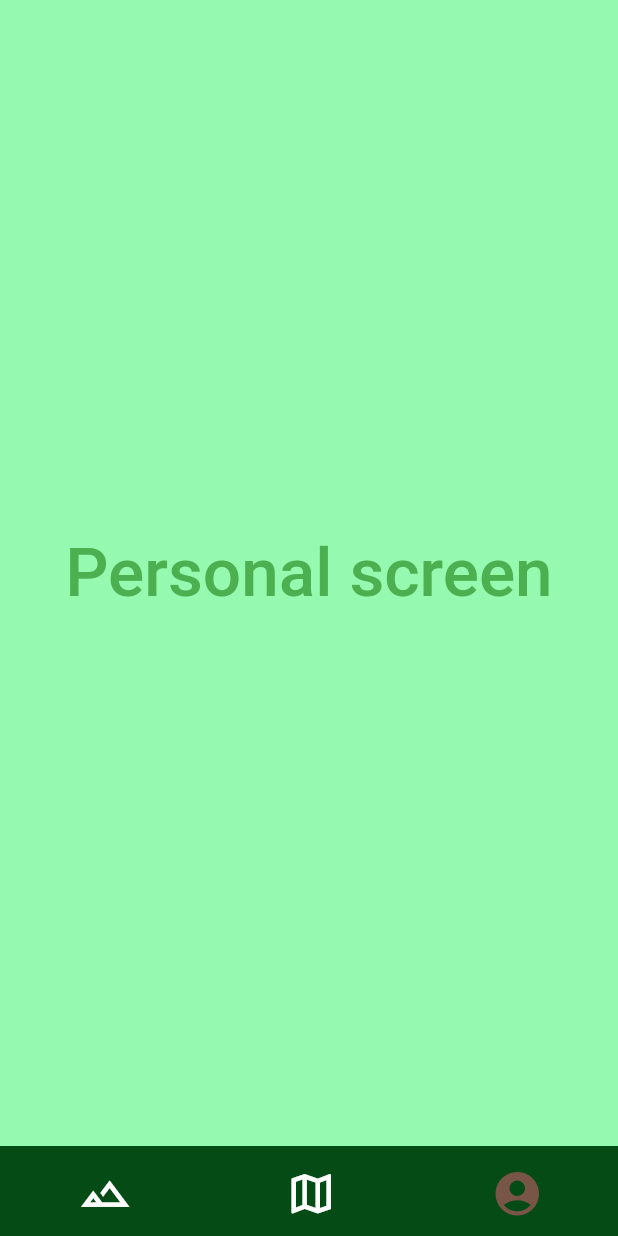
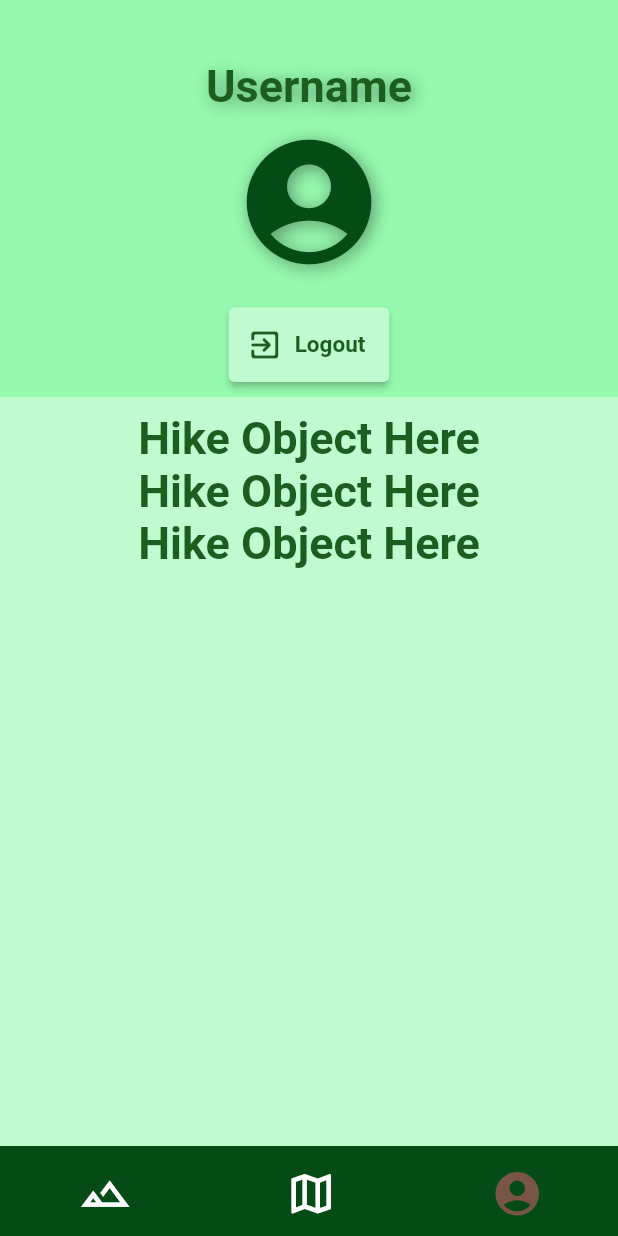
Before and after one commit to stackunderfl0w/hiking_app, a Flutter app: the screen it shows after launch, item 3 of the bottom bar chosen, on a phone screen of 412 x 824 dp. Run offline on Flutter 3.47's test engine with Material 2 defaults, Android fonts, the phone set to English and light mode, and no system bars; our stand-ins replace flutter_map, latlong2, location; missing offline and left inert: background_location, flutter_map_line_editor.

Commit message:
Got Basic layout for the Profile Page setup. Need to work on the actual list widget and then I can move onto the Profile Page Hike Widgets.

```diff
--- a/lib/main.dart
+++ b/lib/main.dart
@@ -1,6 +1,8 @@
 import 'package:flutter/material.dart';
 import 'map.dart';
 import 'location.dart';
+import 'profile_page.dart';
+
 void main(List<String> args) { //just starts the screen
   runApp(myApp());
 }
@@ -39,7 +41,7 @@ class _HomePageState extends State<HomePage> {
   final pages = [
     const Map(),
     const Planner(),
-    const Account(),
+    const ProfilePageWidget(),
   ];
 
   @override
--- /dev/null
+++ b/lib/profile_page.dart
@@ -0,0 +1,186 @@
+import 'dart:ui';
+
+import 'package:flutter/material.dart';
+
+//Main Profile Page Widget
+class ProfilePageWidget extends StatefulWidget {
+  const ProfilePageWidget({Key? key}) : super(key: key);
+
+  @override
+  _ProfilePageWidgetState createState() => _ProfilePageWidgetState();
+}
+
+class _ProfilePageWidgetState extends State<ProfilePageWidget> {
+  //User Variables
+  final String _userName = 'Username';
+
+  /* Hike Object List
+  int _userHikesIdx = 0;
+
+  final _hikesList = [
+
+  ];
+  */
+
+  @override
+  Widget build(BuildContext context) {
+    return Scaffold(
+        backgroundColor: const Color(0xFF95FAB0),
+
+        //**Main Column
+        body: Column(
+          mainAxisAlignment: MainAxisAlignment.center,
+          crossAxisAlignment: CrossAxisAlignment.stretch,
+
+          children: <Widget>[
+            //**User Column Stuff
+            Expanded(
+              flex: 1,
+              child: Column(
+                mainAxisAlignment: MainAxisAlignment.start,
+                crossAxisAlignment: CrossAxisAlignment.center,
+                children: <Widget>[
+                  Expanded(
+                    child: Container(
+                      margin: const EdgeInsets.fromLTRB(0, 40, 0, 0),
+                      child: Text(
+                        _userName,
+                        textAlign: TextAlign.center,
+                        maxLines: 2,
+                        style: const TextStyle(
+                         fontWeight: FontWeight.bold,
+                          fontSize: 30,
+                          color: Color(0xFF1B5E20),
+                          shadows: <Shadow>[
+                            Shadow(
+                              offset: Offset(2.0, 2.0),
+                              blurRadius: 15.0,
+                              color: Color.fromARGB(100, 0, 0, 0),
+                            ),
+                          ],
+                        ),
+                      ),
+                    ),
+                  ),
+
+                  Expanded(
+                    child: Icon(
+                      Icons.account_circle,
+                      color: Theme.of(context).primaryColor,
+                      size: 100,
+                      shadows: const <Shadow>[
+                        Shadow(
+                          offset: Offset(2.0, 2.0),
+                          blurRadius: 15.0,
+                          color: Color.fromARGB(100, 0, 0, 0),
+                        ),
+                      ],
+                      //size: Size.fromHeight(30.0),
+                    ),
+                  ),
+
+                  //**Logout Button
+                  Expanded(
+                    child: Container(
+                      margin: const EdgeInsets.fromLTRB(0, 35, 0, 0),
+                      child: ElevatedButton.icon(
+                        onPressed: () {},
+                        icon: const Icon(
+                          Icons.exit_to_app_rounded,
+                          size: 24.0,
+                          color: Color(0xFF1B5E20),
+                        ),
+                        label: const Text(
+                            'Logout',
+                            textAlign: TextAlign.center,
+                            maxLines: 1,
+                            style: TextStyle(
+                              fontWeight: FontWeight.bold,
+                              fontSize: 15,
+                              color: Color(0xFF1B5E20),
+                            ),
+                        ),
+                        style: ElevatedButton.styleFrom(
+                          backgroundColor: const Color.fromARGB(255, 192, 251, 208),
+                        ),
+                      ),
+                    ),
+                  ),
+                ],
+              ),
+            ),
+
+            //**Hike List Column
+            Expanded(
+              flex: 2,
+              child: Container(
+                margin: const EdgeInsets.fromLTRB(0, 10, 0, 0),
+                padding: const EdgeInsets.fromLTRB(0, 10, 0, 10),
+                color: const Color.fromARGB(255, 192, 251, 208),
+                child: Column(
+                  mainAxisSize: MainAxisSize.max,
+                  mainAxisAlignment: MainAxisAlignment.start,
+                  crossAxisAlignment: CrossAxisAlignment.center,
+                  children: const <Widget>[
+                    //**USER HIKES GO HERE
+                    Text(
+                      'Hike Object Here',
+                      textAlign: TextAlign.center,
+                      maxLines: 2,
+                      style: TextStyle(
+                        fontWeight: FontWeight.bold,
+                        fontSize: 30,
+                        color: Color(0xFF1B5E20),
+                      ),
+                    ),
+                    Text(
+                      'Hike Object Here',
+                      textAlign: TextAlign.center,
+                      maxLines: 2,
+                      style: TextStyle(
+                        fontWeight: FontWeight.bold,
+                        fontSize: 30,
+                        color: Color(0xFF1B5E20),
+                      ),
+                    ),
+                    Text(
+                      'Hike Object Here',
+                      textAlign: TextAlign.center,
+                      maxLines: 2,
+                      style: TextStyle(
+                        fontWeight: FontWeight.bold,
+                        fontSize: 30,
+                        color: Color(0xFF1B5E20),
+                      ),
+                    ),
+
+                  ],
+                )
+              ),
+            )
+          ],
+
+
+        )
+    );
+  }
+}
+
+
+//Profile Page Hike Object Widget
+class PPHikeWidget extends StatefulWidget {
+  const PPHikeWidget({Key? key}) : super(key: key);
+
+  @override
+  _PPHikeWidgetState createState() => _PPHikeWidgetState();
+}
+class _PPHikeWidgetState extends State<PPHikeWidget> {
+
+
+  @override
+  Widget build(BuildContext context) {
+    // TODO: implement build
+    throw UnimplementedError();
+  }
+
+}
```
